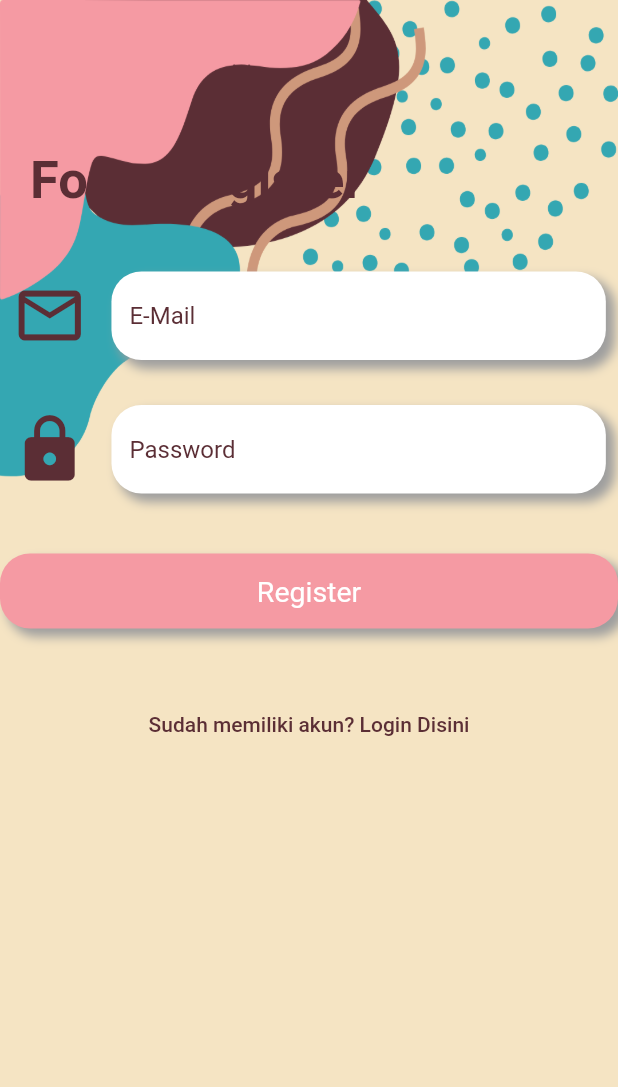
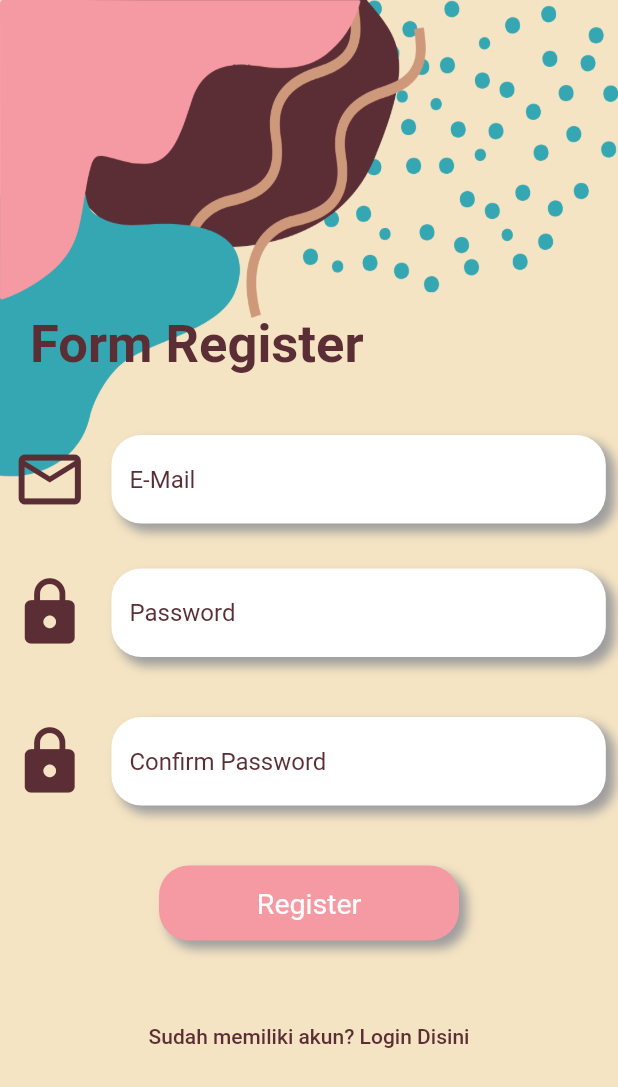
Before and after one commit to alvaroadhy1/PA-Mobile-Kelompok-1-C20, a Flutter app: the Register screen opened directly, on a phone screen of 412 x 824 dp. Shown: the top 1087 px of the screen. Run offline on Flutter 3.47's test engine with Material 2 defaults, Android fonts, the light colour scheme and no system bars; our stand-ins replace cloud_firestore, firebase_auth, firebase_core, get; accounts and stored records are empty; network calls fail.

Commit message:
PA Kelompok 1 C20

```diff
--- a/projek_akhir/lib/Ctrl.dart
+++ b/projek_akhir/lib/Ctrl.dart
@@ -15,6 +15,11 @@ class TextController extends GetxController {
   final catatanCtrl = TextEditingController();
   final emailCtrl = TextEditingController();
   final passCtrl = TextEditingController();
+
+  loginregis() {
+    email = emailCtrl.text.obs;
+    pass = passCtrl.text.obs;
+  }
 
   tambah(param) {
     param.add({
--- a/projek_akhir/lib/register.dart
+++ b/projek_akhir/lib/register.dart
@@ -1,13 +1,35 @@
+import 'package:firebase_auth/firebase_auth.dart';
 import 'package:flutter/material.dart';
 import 'package:get/get.dart';
-import 'package:projek_akhir/Ctrl.dart';
 import 'package:projek_akhir/login.dart';
 import 'package:projek_akhir/warna.dart';
-import 'package:firebase_auth/firebase_auth.dart';
 
-class Register extends StatelessWidget {
-  Register({Key? key}) : super(key: key);
-  final TextController textCtrl = Get.put(TextController());
+class Register extends StatefulWidget {
+  const Register({Key? key}) : super(key: key);
+
+  @override
+  State<Register> createState() => _RegisterState();
+}
+
+class _RegisterState extends State<Register> {
+  TextEditingController _emailController = TextEditingController();
+  TextEditingController _passController = TextEditingController();
+  TextEditingController _confirmController = TextEditingController();
+
+  static final snackbar = SnackBar(
+    content: Text(
+      "Silakan Masukkan Password yang Sama!",
+    ),
+    duration: Duration(seconds: 3),
+    backgroundColor: pink,
+  );
+  static final snackbarSukses = SnackBar(
+    content: Text(
+      "Registrasi Berhasil!",
+    ),
+    duration: Duration(seconds: 3),
+    backgroundColor: biru,
+  );
 
   Container textFieldPassword(double panjangLayar) {
     return Container(
@@ -35,6 +57,7 @@ class Register extends StatelessWidget {
             ],
           ),
           child: TextField(
+            controller: _passController,
             cursorColor: coklat,
             decoration: InputDecoration(
               hintStyle: TextStyle(
@@ -84,7 +107,7 @@ class Register extends StatelessWidget {
             ],
           ),
           child: TextField(
-            controller: textCtrl.emailCtrl,
+            controller: _emailController,
             cursorColor: coklat,
             decoration: InputDecoration(
               hintStyle: TextStyle(
@@ -134,7 +157,7 @@ class Register extends StatelessWidget {
             ],
           ),
           child: TextField(
-            controller: textCtrl.passCtrl,
+            controller: _confirmController,
             cursorColor: coklat,
             decoration: InputDecoration(
               hintStyle: TextStyle(
@@ -160,10 +183,20 @@ class Register extends StatelessWidget {
 
   @override
   Widget build(BuildContext context) {
-    FirebaseAuth _auth = FirebaseAuth.instance;
+    Future<void> signUp() async {
+      FirebaseAuth.instance
+          .createUserWithEmailAndPassword(
+              email: _emailController.text, password: _passController.text)
+          .then((value) {
+        Get.offAll(Login());
+      }).catchError((e) {
+        print(e);
+      });
+    }
 
     var panjangLayar = MediaQuery.of(context).size.width;
     var tinggiLayar = MediaQuery.of(context).size.height;
+    FirebaseAuth _auth = FirebaseAuth.instance;
     return Scaffold(
         body: Container(
       width: panjangLayar,
@@ -172,7 +205,9 @@ class Register extends StatelessWidget {
           color: krem,
           image: DecorationImage(
               image: AssetImage('assets/bg1.png'), fit: BoxFit.fill)),
-      child: ListView(
+      child: Column(
+        mainAxisAlignment: MainAxisAlignment.center,
+        crossAxisAlignment: CrossAxisAlignment.center,
         children: [
           SizedBox(
             height: 100,
@@ -202,7 +237,23 @@ class Register extends StatelessWidget {
           SizedBox(
             height: 40,
           ),
-          tombolLogin(_auth, textCtrl),
+          textFieldConfirmPass(panjangLayar),
+          SizedBox(
+            height: 40,
+          ),
+          GestureDetector(
+            onTap: () {
+              if (_passController.text == _confirmController.text) {
+                signUp();
+                ScaffoldMessenger.of(context).showSnackBar(snackbarSukses);
+                Navigator.push(
+                    context, MaterialPageRoute(builder: (_) => Login()));
+              } else {
+                ScaffoldMessenger.of(context).showSnackBar(snackbar);
+              }
+            },
+            child: tombolLogin(),
+          ),
           SizedBox(
             height: 40,
           ),
@@ -227,20 +278,8 @@ class Register extends StatelessWidget {
     ));
   }
 
-  GestureDetector tombolLogin(_auth, textCtrl) {
-    return GestureDetector(
-      onTap: () async {
-        try {
-          UserCredential userCredential =
-              await _auth.signInWithEmailAndPassword(
-            email: textCtrl.emailCtrl.text,
-            password: textCtrl.passCtrl.text,
-          );
-        } catch (e) {
-          throw e;
-        }
-      },
-      child: Container(
+  Container tombolLogin() {
+    return Container(
       width: 200,
       height: 50,
       decoration: BoxDecoration(
@@ -264,7 +303,6 @@ class Register extends StatelessWidget {
           ),
         ),
       ),
-      ),
     );
   }
 }
--- a/projek_akhir/pubspec.yaml
+++ b/projek_akhir/pubspec.yaml
@@ -38,7 +38,8 @@ dependencies:
   # charts_flutter: ^0.12.0
   firebase_core: ^1.17.1
   cloud_firestore: ^3.1.17
-  firebase_auth: ^3.3.19
+  firebase_auth: ^3.3.20
+  provider: ^6.0.3
   charts_flutter: ^0.12.0
   syncfusion_flutter_charts: ^20.1.60+1
 
```
Also changed, not shown: projek_akhir/lib/More.dart (+24 -10 lines), projek_akhir/lib/login.dart (+45 -10 lines), projek_akhir/pubspec.lock. Lines whose indentation alone changed are shown as unchanged.
